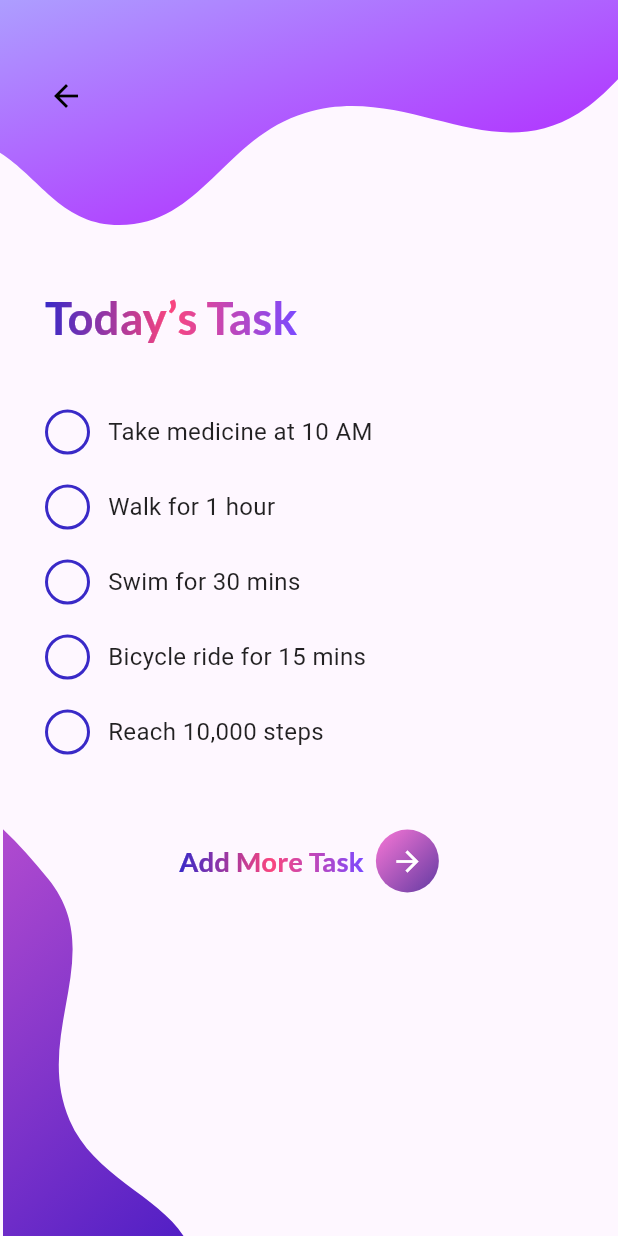
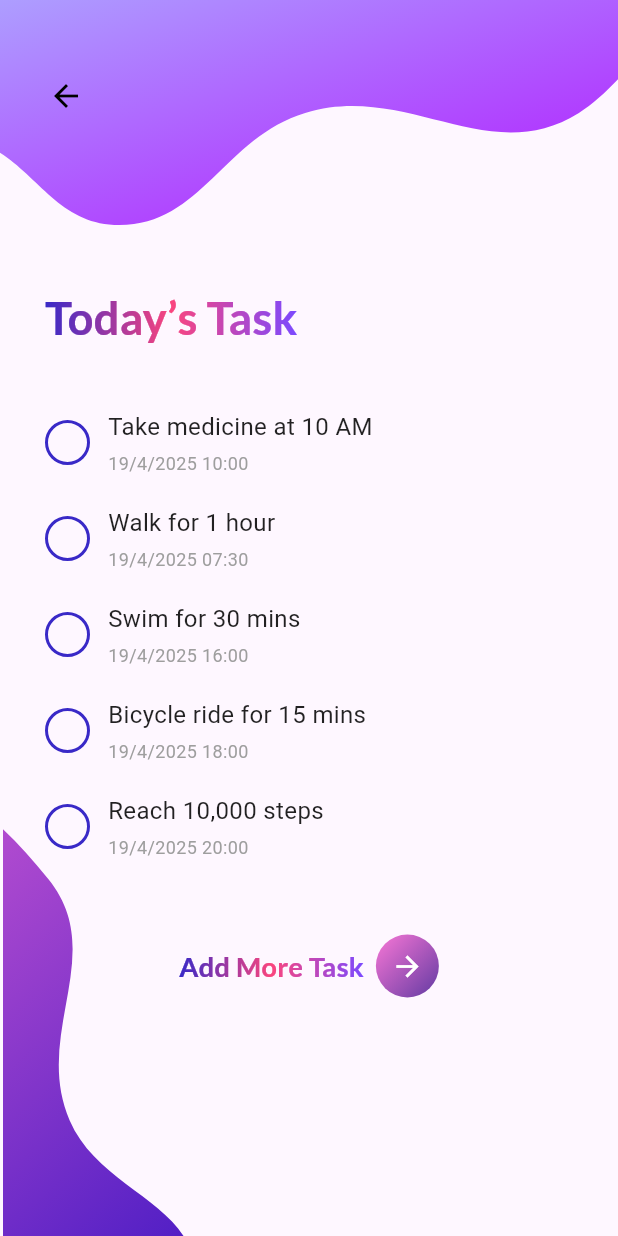
Before and after one commit to a8hok/DART-course-2024, a Flutter app: the DailyPlannerPage screen opened directly, on a phone screen of 412 x 824 dp. Run offline on Flutter 3.47's test engine with Material 3 defaults, Android fonts, the light colour scheme and no system bars; our stand-ins replace dynamic_color, flutter_svg, google_fonts, states_rebuilder; missing offline and left inert: one_context, prefs.

Commit message:
displayed date and time

```diff
--- a/memory_sample/lib/screens/pages/daily_planner.dart
+++ b/memory_sample/lib/screens/pages/daily_planner.dart
@@ -11,16 +11,26 @@ class DailyPlannerPage extends StatefulWidget {
   State<DailyPlannerPage> createState() => _DailyPlannerPageState();
 }
 
+class TaskItem {
+  final String title;
+  final DateTime dateTime;
+
+  TaskItem({required this.title, required this.dateTime});
+}
+
+final List<TaskItem> tasks = [
+  TaskItem(
+      title: "Take medicine at 10 AM", dateTime: DateTime(2025, 4, 19, 10, 0)),
+  TaskItem(title: "Walk for 1 hour", dateTime: DateTime(2025, 4, 19, 7, 30)),
+  TaskItem(title: "Swim for 30 mins", dateTime: DateTime(2025, 4, 19, 16, 0)),
+  TaskItem(
+      title: "Bicycle ride for 15 mins",
+      dateTime: DateTime(2025, 4, 19, 18, 0)),
+  TaskItem(title: "Reach 10,000 steps", dateTime: DateTime(2025, 4, 19, 20, 0)),
+];
+
 class _DailyPlannerPageState extends State<DailyPlannerPage> {
   List<bool> taskStatus = [false, false, false, false, false];
-
-  final List<String> tasks = [
-    "Take medicine at 10 AM",
-    "Walk for 1 hour",
-    "Swim for 30 mins",
-    "Bicycle ride for 15 mins",
-    "Reach 10,000 steps",
-  ];
 
   @override
   Widget build(BuildContext context) {
@@ -113,11 +123,27 @@ class _DailyPlannerPageState extends State<DailyPlannerPage> {
                                     : null,
                               ),
                               const SizedBox(width: 12),
-                              Text(
-                                tasks[i],
-                                style: const TextStyle(
-                                  fontSize: 16,
-                                  color: Colors.black87,
+                              Expanded(
+                                child: Column(
+                                  crossAxisAlignment: CrossAxisAlignment.start,
+                                  children: [
+                                    Text(
+                                      tasks[i].title,
+                                      style: const TextStyle(
+                                        fontSize: 16,
+                                        color: Colors.black87,
+                                      ),
+                                    ),
+                                    const SizedBox(height: 4),
+                                    Text(
+                                      "${tasks[i].dateTime.day}/${tasks[i].dateTime.month}/${tasks[i].dateTime.year} "
+                                      "${tasks[i].dateTime.hour.toString().padLeft(2, '0')}:${tasks[i].dateTime.minute.toString().padLeft(2, '0')}",
+                                      style: const TextStyle(
+                                        fontSize: 12,
+                                        color: Colors.grey,
+                                      ),
+                                    ),
+                                  ],
                                 ),
                               ),
                             ],
```
